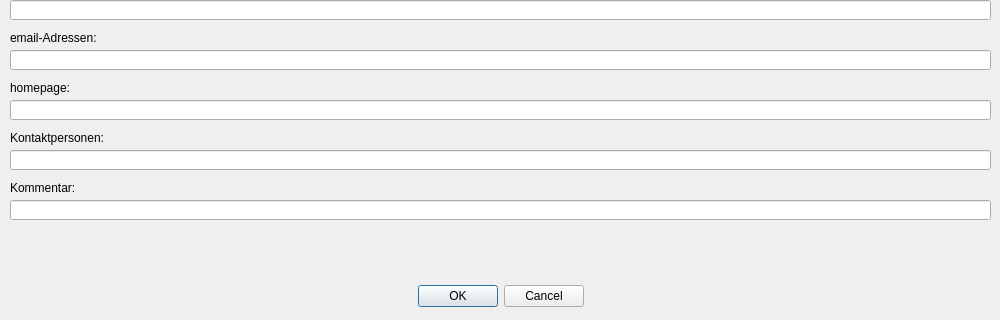
RobRoy1304/LaVa-2, file cinputdialogmaker.ui: the form before one commit; both pictures show x 0 to 1000 and y 170 to 490 of the 1000 by 490 pixel window.
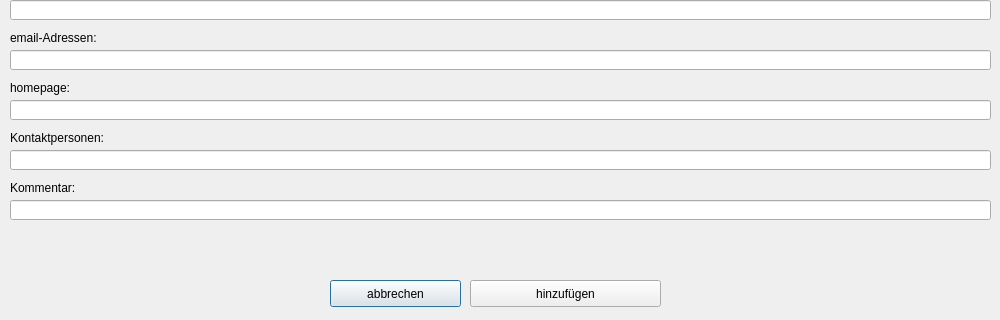
The form after the commit. Icons and pictures are not drawn.

The edit to the form file:
```diff
--- a/cinputdialogmaker.ui
+++ b/cinputdialogmaker.ui
@@ -17,25 +17,6 @@
    <iconset>
     <normaloff>res/icon.ico</normaloff>res/icon.ico</iconset>
   </property>
-  <widget class="QDialogButtonBox" name="buttonBox">
-   <property name="geometry">
-    <rect>
-     <x>10</x>
-     <y>450</y>
-     <width>981</width>
-     <height>32</height>
-    </rect>
-   </property>
-   <property name="orientation">
-    <enum>Qt::Horizontal</enum>
-   </property>
-   <property name="standardButtons">
-    <set>QDialogButtonBox::Cancel|QDialogButtonBox::Ok</set>
-   </property>
-   <property name="centerButtons">
-    <bool>true</bool>
-   </property>
-  </widget>
   <widget class="QLineEdit" name="lineEditAdress">
    <property name="geometry">
     <rect>
@@ -330,6 +311,32 @@
     <string>homepage:</string>
    </property>
   </widget>
+  <widget class="QPushButton" name="pushButtonCancel">
+   <property name="geometry">
+    <rect>
+     <x>330</x>
+     <y>450</y>
+     <width>131</width>
+     <height>27</height>
+    </rect>
+   </property>
+   <property name="text">
+    <string>abbrechen</string>
+   </property>
+  </widget>
+  <widget class="QPushButton" name="pushButtonOk">
+   <property name="geometry">
+    <rect>
+     <x>470</x>
+     <y>450</y>
+     <width>191</width>
+     <height>27</height>
+    </rect>
+   </property>
+   <property name="text">
+    <string>hinzufügen</string>
+   </property>
+  </widget>
  </widget>
  <tabstops>
   <tabstop>lineEditName</tabstop>
```
Left out of the diff: 36 changed lines with no effect on the pictures.
